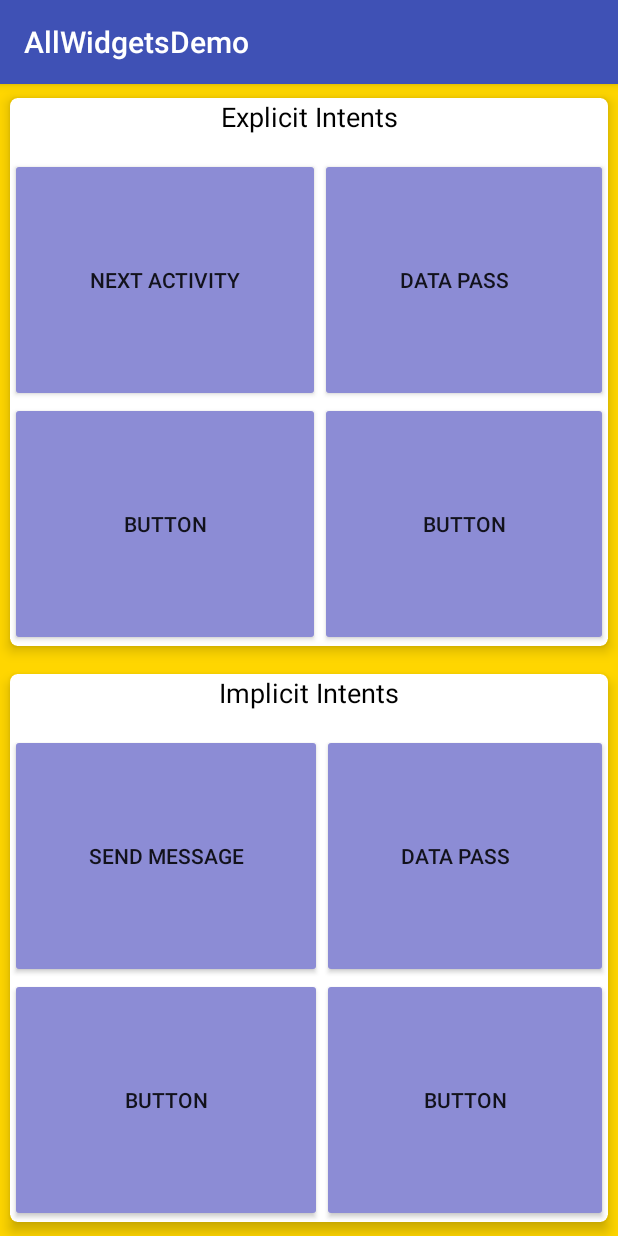
After one commit to CMPundhir/AllWidgetsDemo, an Android app: the IntentActivity screen opened directly, with no data from a screen before it, on a phone screen of 412 x 824 dp. The commit adds this screen. Run offline under Robolectric (Android 15) with nearby library versions, the phone set to English and light mode, and no system bars.

Commit message:
Intent Demo

```diff
--- a/app/src/main/AndroidManifest.xml
+++ b/app/src/main/AndroidManifest.xml
@@ -9,7 +9,9 @@
         android:roundIcon="@mipmap/ic_launcher_round"
         android:supportsRtl="true"
         android:theme="@style/AppTheme">
-        <activity android:name=".FormActivity"></activity>
+        <activity android:name=".intent_pckg.Next1Activity"></activity>
+        <activity android:name=".IntentActivity" />
+        <activity android:name=".FormActivity" />
         <activity android:name=".ButtonActivity" />
         <activity android:name=".ToastActivity" />
         <activity android:name=".MainActivity">
--- /dev/null
+++ b/app/src/main/java/com/cmpundhir/cm/allwidgetsdemo/IntentActivity.java
@@ -0,0 +1,54 @@
+package com.cmpundhir.cm.allwidgetsdemo;
+
+import androidx.appcompat.app.AppCompatActivity;
+
+import android.content.Intent;
+import android.os.Bundle;
+import android.view.View;
+import android.widget.Button;
+
+import com.cmpundhir.cm.allwidgetsdemo.intent_pckg.Next1Activity;
+
+public class IntentActivity extends AppCompatActivity implements View.OnClickListener {
+    Button b1,b2,b5,b6;
+
+    private void init(){
+        b1 = findViewById(R.id.b1);
+        b2 = findViewById(R.id.b2);
+        b5 = findViewById(R.id.b5);
+        b6 = findViewById(R.id.b6);
+        b1.setOnClickListener(this);
+        b2.setOnClickListener(this);
+        b5.setOnClickListener(this);
+        b6.setOnClickListener(this);
+    }
+    @Override
+    protected void onCreate(Bundle savedInstanceState) {
+        super.onCreate(savedInstanceState);
+        setContentView(R.layout.activity_intent);
+        init();
+    }
+
+    @Override
+    public void onClick(View view) {
+        int id = view.getId();
+        switch (id){
+            case R.id.b1:
+                Intent intent = new Intent(IntentActivity.this, Next1Activity.class);
+                intent.putExtra("pubg","CHicken Dinner");
+                startActivity(intent);
+                break;
+            case R.id.b5:
+                // Create the text message with a string
+                Intent sendIntent = new Intent();
+                sendIntent.setAction(Intent.ACTION_SEND);
+                sendIntent.putExtra(Intent.EXTRA_TEXT, "Hamka kuchh nhi aataa");
+                sendIntent.setType("text/plain");
+
+                // Verify that the intent will resolve to an activity
+                if (sendIntent.resolveActivity(getPackageManager()) != null) {
+                    startActivity(sendIntent);
+                }break;
+        }
+    }
+}
--- a/app/src/main/java/com/cmpundhir/cm/allwidgetsdemo/MainActivity.java
+++ b/app/src/main/java/com/cmpundhir/cm/allwidgetsdemo/MainActivity.java
@@ -37,6 +37,7 @@ public class MainActivity extends AppCompatActivity implements View.OnClickListe
             case R.id.b1 : intent = new Intent(MainActivity.this,ToastActivity.class);break;
             case R.id.b2 : intent = new Intent(MainActivity.this,ButtonActivity.class);break;
             case R.id.b3 : intent = new Intent(MainActivity.this,FormActivity.class);break;
+            case R.id.b4 : intent = new Intent(MainActivity.this,IntentActivity.class);break;
         }
         if(intent!=null)
         startActivity(intent);
--- /dev/null
+++ b/app/src/main/java/com/cmpundhir/cm/allwidgetsdemo/intent_pckg/Next1Activity.java
@@ -0,0 +1,19 @@
+package com.cmpundhir.cm.allwidgetsdemo.intent_pckg;
+
+import androidx.appcompat.app.AppCompatActivity;
+
+import android.os.Bundle;
+import android.widget.Toast;
+
+import com.cmpundhir.cm.allwidgetsdemo.R;
+
+public class Next1Activity extends AppCompatActivity {
+
+    @Override
+    protected void onCreate(Bundle savedInstanceState) {
+        super.onCreate(savedInstanceState);
+        setContentView(R.layout.activity_next1);
+        String parcel = getIntent().getStringExtra("pubg");
+        Toast.makeText(this, parcel, Toast.LENGTH_SHORT).show();
+    }
+}
--- /dev/null
+++ b/app/src/main/res/layout/activity_intent.xml
@@ -0,0 +1,128 @@
+<?xml version="1.0" encoding="utf-8"?>
+<LinearLayout xmlns:android="http://schemas.android.com/apk/res/android"
+    xmlns:app="http://schemas.android.com/apk/res-auto"
+    xmlns:tools="http://schemas.android.com/tools"
+    android:layout_width="match_parent"
+    android:layout_height="match_parent"
+    android:orientation="vertical"
+    android:background="#FFD600"
+    tools:context=".IntentActivity">
+
+    <androidx.cardview.widget.CardView
+        android:layout_weight="1"
+        app:cardElevation="5dp"
+        app:cardCornerRadius="5dp"
+        app:cardUseCompatPadding="true"
+        android:layout_width="match_parent"
+        android:layout_height="match_parent" >
+        <TextView
+            android:textColor="#000"
+            android:textSize="18sp"
+            android:gravity="center_horizontal"
+            android:text="Explicit Intents"
+            android:layout_width="match_parent"
+            android:layout_height="wrap_content"/>
+        <TableLayout
+            android:layout_marginTop="40dp"
+            android:layout_width="match_parent"
+            android:layout_height="match_parent">
+
+            <TableRow
+                android:layout_weight="1"
+                android:layout_width="match_parent"
+                android:layout_height="match_parent" >
+                <Button
+                    android:id="@+id/b1"
+                    android:layout_weight="1"
+                    android:backgroundTint="#8C8CD5"
+                    android:layout_width="wrap_content"
+                    android:layout_height="match_parent"
+                    android:text="Next Activity" />
+                <Button
+                    android:id="@+id/b2"
+                    android:layout_weight="1"
+                    android:backgroundTint="#8C8CD5"
+                    android:layout_width="wrap_content"
+                    android:layout_height="match_parent"
+                    android:text="Data Pass    " />
+            </TableRow>
+            <TableRow
+                android:layout_weight="1"
+                android:layout_width="match_parent"
+                android:layout_height="match_parent" >
+                <Button
+                    android:layout_weight="1"
+                    android:backgroundTint="#8C8CD5"
+                    android:layout_width="wrap_content"
+                    android:layout_height="match_parent"
+                    android:text="Button" />
+                <Button
+                    android:layout_weight="1"
+                    android:backgroundTint="#8C8CD5"
+                    android:layout_width="wrap_content"
+                    android:layout_height="match_parent"
+                    android:text="Button" />
+            </TableRow>
+        </TableLayout>
+
+
+    </androidx.cardview.widget.CardView>
+    <androidx.cardview.widget.CardView
+        android:layout_weight="1"
+        app:cardElevation="5dp"
+        app:cardCornerRadius="5dp"
+        app:cardUseCompatPadding="true"
+        android:layout_width="match_parent"
+        android:layout_height="match_parent" >
+
+        <TextView
+            android:textColor="#000"
+            android:textSize="18sp"
+            android:gravity="center_horizontal"
+            android:text="Implicit Intents"
+            android:layout_width="match_parent"
+            android:layout_height="wrap_content"/>
+        <TableLayout
+            android:layout_marginTop="40dp"
+            android:layout_width="match_parent"
+            android:layout_height="match_parent">
+
+            <TableRow
+                android:layout_weight="1"
+                android:layout_width="match_parent"
+                android:layout_height="match_parent" >
+                <Button
+                    android:id="@+id/b5"
+                    android:layout_weight="1"
+                    android:backgroundTint="#8C8CD5"
+                    android:layout_width="wrap_content"
+                    android:layout_height="match_parent"
+                    android:text="Send Message" />
+                <Button
+                    android:id="@+id/b6"
+                    android:layout_weight="1"
+                    android:backgroundTint="#8C8CD5"
+                    android:layout_width="wrap_content"
+                    android:layout_height="match_parent"
+                    android:text="Data Pass    " />
+            </TableRow>
+            <TableRow
+                android:layout_weight="1"
+                android:layout_width="match_parent"
+                android:layout_height="match_parent" >
+                <Button
+                    android:layout_weight="1"
+                    android:backgroundTint="#8C8CD5"
+                    android:layout_width="wrap_content"
+                    android:layout_height="match_parent"
+                    android:text="Button" />
+                <Button
+                    android:layout_weight="1"
+                    android:backgroundTint="#8C8CD5"
+                    android:layout_width="wrap_content"
+                    android:layout_height="match_parent"
+                    android:text="Button" />
+            </TableRow>
+        </TableLayout>
+    </androidx.cardview.widget.CardView>
+</LinearLayout>
--- a/app/src/main/res/layout/activity_main.xml
+++ b/app/src/main/res/layout/activity_main.xml
@@ -43,7 +43,7 @@
         android:layout_height="wrap_content"
         android:backgroundTint="#0336FF"
         android:textColor="#fff"
-        android:text="Button" />
+        android:text="Intent" />
     <Button
         android:id="@+id/b5"
         android:layout_columnWeight="1"
--- /dev/null
+++ b/app/src/main/res/layout/activity_next1.xml
@@ -0,0 +1,9 @@
+<?xml version="1.0" encoding="utf-8"?>
+<androidx.constraintlayout.widget.ConstraintLayout xmlns:android="http://schemas.android.com/apk/res/android"
+    xmlns:app="http://schemas.android.com/apk/res-auto"
+    xmlns:tools="http://schemas.android.com/tools"
+    android:layout_width="match_parent"
+    android:layout_height="match_parent"
+    tools:context=".intent_pckg.Next1Activity">
+
+</androidx.constraintlayout.widget.ConstraintLayout>
```
